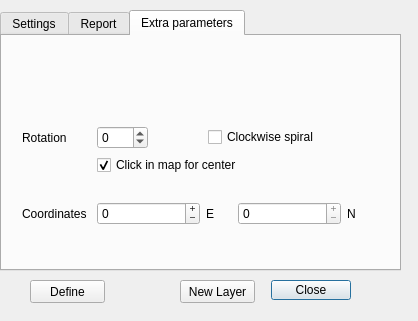
The window that Arraymaker_dialog_base.ui (sickel/Arraymaker) describes before a commit, drawn with Qt 5.
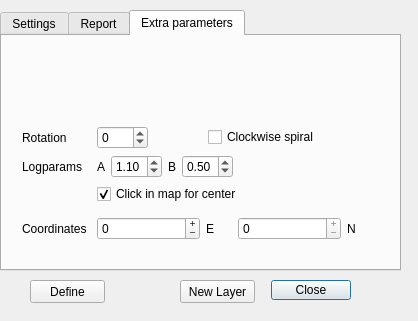
The same window after the commit. The open tabs and pages were chosen to show the change. Custom widgets are drawn as their Qt base class.

Commit message: Leser a- og bparameter fra GUI

Diff of the .ui file:
```diff
--- a/Arraymaker_dialog_base.ui
+++ b/Arraymaker_dialog_base.ui
@@ -259,77 +259,6 @@
       </rect>
      </property>
      <layout class="QGridLayout" name="gridLayout" columnstretch="1,4">
-      <item row="0" column="0">
-       <widget class="QLabel" name="label_7">
-        <property name="text">
-         <string>Rotation</string>
-        </property>
-       </widget>
-      </item>
-      <item row="2" column="0">
-       <widget class="QLabel" name="label_8">
-        <property name="text">
-         <string>Coordinates</string>
-        </property>
-       </widget>
-      </item>
-      <item row="2" column="1">
-       <layout class="QHBoxLayout" name="horizontalLayout_2" stretch="4,1,4,1">
-        <item>
-         <widget class="QSpinBox" name="SBEast">
-          <property name="buttonSymbols">
-           <enum>QAbstractSpinBox::PlusMinus</enum>
-          </property>
-          <property name="minimum">
-           <number>-10000000</number>
-          </property>
-          <property name="maximum">
-           <number>10000000</number>
-          </property>
-         </widget>
-        </item>
-        <item>
-         <widget class="QLabel" name="label_9">
-          <property name="text">
-           <string>E</string>
-          </property>
-         </widget>
-        </item>
-        <item>
-         <widget class="QSpinBox" name="SBNorth">
-          <property name="buttonSymbols">
-           <enum>QAbstractSpinBox::PlusMinus</enum>
-          </property>
-          <property name="suffix">
-           <string/>
-          </property>
-          <property name="minimum">
-           <number>0</number>
-          </property>
-          <property name="maximum">
-           <number>0</number>
-          </property>
-         </widget>
-        </item>
-        <item>
-         <widget class="QLabel" name="label_10">
-          <property name="text">
-           <string>N</string>
-          </property>
-         </widget>
-        </item>
-       </layout>
-      </item>
-      <item row="1" column="1">
-       <widget class="QCheckBox" name="CBClickForCenter">
-        <property name="text">
-         <string>Click in map for center</string>
-        </property>
-        <property name="checked">
-         <bool>true</bool>
-        </property>
-       </widget>
-      </item>
       <item row="0" column="1">
        <layout class="QHBoxLayout" name="horizontalLayout_3">
         <item>
@@ -383,6 +312,135 @@
         </item>
        </layout>
       </item>
+      <item row="2" column="1">
+       <widget class="QCheckBox" name="CBClickForCenter">
+        <property name="text">
+         <string>Click in map for center</string>
+        </property>
+        <property name="checked">
+         <bool>true</bool>
+        </property>
+       </widget>
+      </item>
+      <item row="3" column="1">
+       <layout class="QHBoxLayout" name="horizontalLayout_2" stretch="4,1,4,1">
+        <item>
+         <widget class="QSpinBox" name="SBEast">
+          <property name="buttonSymbols">
+           <enum>QAbstractSpinBox::PlusMinus</enum>
+          </property>
+          <property name="minimum">
+           <number>-10000000</number>
+          </property>
+          <property name="maximum">
+           <number>10000000</number>
+          </property>
+         </widget>
+        </item>
+        <item>
+         <widget class="QLabel" name="label_9">
+          <property name="text">
+           <string>E</string>
+          </property>
+         </widget>
+        </item>
+        <item>
+         <widget class="QSpinBox" name="SBNorth">
+          <property name="buttonSymbols">
+           <enum>QAbstractSpinBox::PlusMinus</enum>
+          </property>
+          <property name="suffix">
+           <string/>
+          </property>
+          <property name="minimum">
+           <number>0</number>
+          </property>
+          <property name="maximum">
+           <number>0</number>
+          </property>
+         </widget>
+        </item>
+        <item>
+         <widget class="QLabel" name="label_10">
+          <property name="text">
+           <string>N</string>
+          </property>
+         </widget>
+        </item>
+       </layout>
+      </item>
+      <item row="3" column="0">
+       <widget class="QLabel" name="label_8">
+        <property name="text">
+         <string>Coordinates</string>
+        </property>
+       </widget>
+      </item>
+      <item row="0" column="0">
+       <widget class="QLabel" name="label_7">
+        <property name="text">
+         <string>Rotation</string>
+        </property>
+       </widget>
+      </item>
+      <item row="1" column="1">
+       <layout class="QHBoxLayout" name="horizontalLayout_4">
+        <item>
+         <widget class="QLabel" name="label_12">
+          <property name="text">
+           <string>A</string>
+          </property>
+         </widget>
+        </item>
+        <item>
+         <widget class="QDoubleSpinBox" name="SBaVal">
+          <property name="maximum">
+           <double>2.000000000000000</double>
+          </property>
+          <property name="value">
+           <double>1.100000000000000</double>
+          </property>
+         </widget>
+        </item>
+        <item>
+         <widget class="QLabel" name="label_13">
+          <property name="text">
+           <string>B</string>
+          </property>
+         </widget>
+        </item>
+        <item>
+         <widget class="QDoubleSpinBox" name="SPbVal">
+          <property name="maximum">
+           <double>2.000000000000000</double>
+          </property>
+          <property name="value">
+           <double>0.500000000000000</double>
+          </property>
+         </widget>
+        </item>
+        <item>
+         <spacer name="horizontalSpacer_3">
+          <property name="orientation">
+           <enum>Qt::Horizontal</enum>
+          </property>
+          <property name="sizeHint" stdset="0">
+           <size>
+            <width>40</width>
+            <height>20</height>
+           </size>
+          </property>
+         </spacer>
+        </item>
+       </layout>
+      </item>
+      <item row="1" column="0">
+       <widget class="QLabel" name="label_11">
+        <property name="text">
+         <string>Logparams</string>
+        </property>
+       </widget>
+      </item>
      </layout>
     </widget>
    </widget>
```
Left out of the diff: 2 changed lines with no effect on the pictures. The commit also changes 1 other file.
